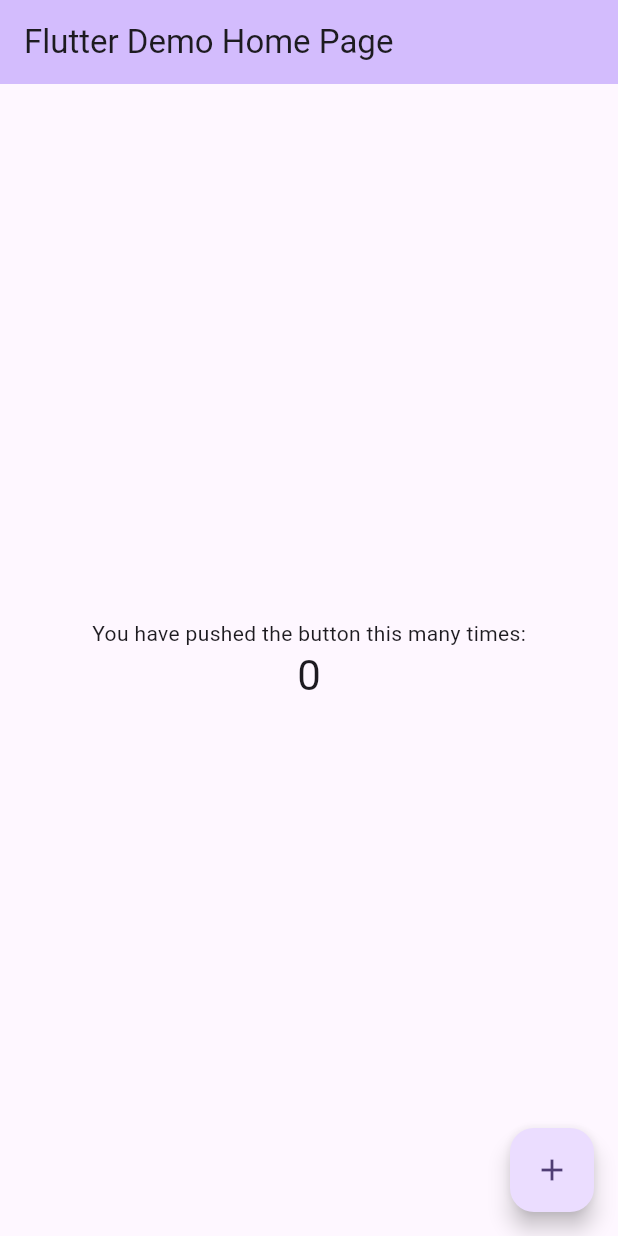
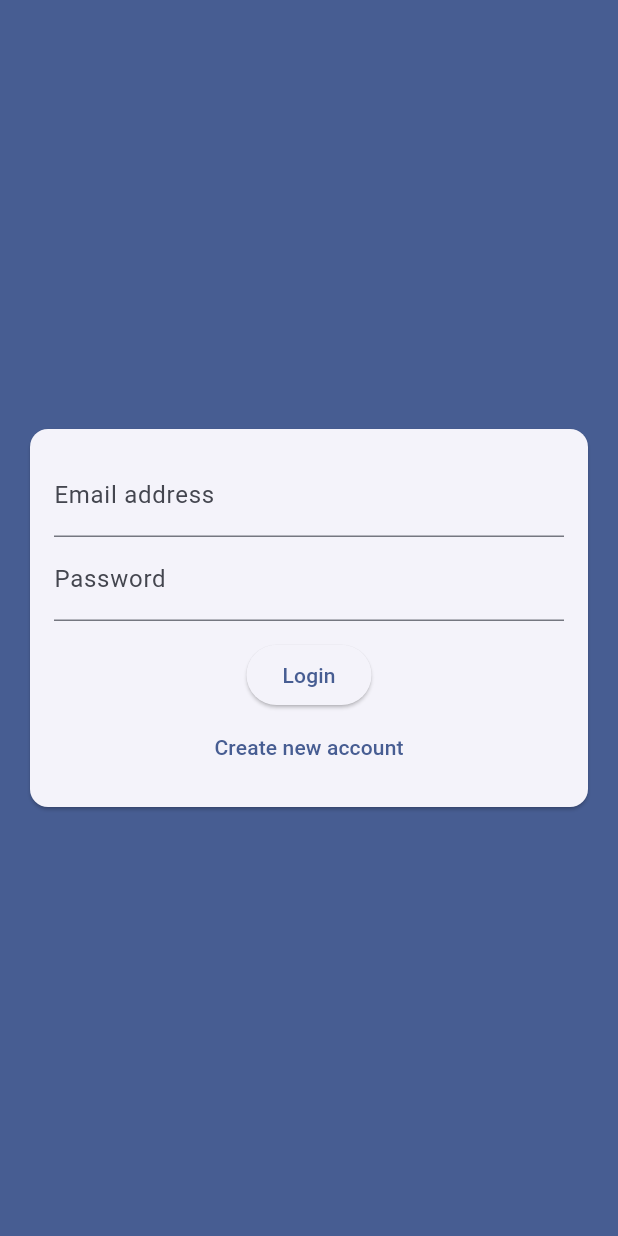
Before and after one commit to ottaviolucrii/chat, a Flutter app: the screen it shows after launch, on a phone screen of 412 x 824 dp. Run offline on Flutter 3.47's test engine with Material 3 defaults, Android fonts, the phone set to English and light mode, and no system bars.

Commit message:
Adicionando Auth_page, loading page e iniciando processo de escolha de imagem

```diff
--- /dev/null
+++ b/lib/components/auth_form.dart
@@ -0,0 +1,137 @@
+import 'dart:io';
+
+import 'package:chat/components/user_image_picker.dart';
+import 'package:chat/models/auth_form_data.dart';
+import 'package:flutter/material.dart';
+
+class AuthForm extends StatefulWidget {
+  final Function(AuthFormData) onSubmit;
+
+  const AuthForm({super.key, required this.onSubmit});
+
+  @override
+  State<AuthForm> createState() => _AuthFormState();
+}
+
+class _AuthFormState extends State<AuthForm> {
+  final _formKey = GlobalKey<FormState>();
+  final _formData = AuthFormData();
+
+  void _handleImagePick(File image) {
+    _formData.image = image;
+  }
+
+  void _showErrorDialog(String message) {
+    showDialog(
+      context: context,
+      builder: (ctx) => AlertDialog(
+        title: const Text('An error occurred!'),
+        content: Text(message),
+        actions: <Widget>[
+          TextButton(
+            onPressed: () {
+              Navigator.of(ctx).pop();
+            },
+            child: const Text('Okay'),
+          )
+        ],
+      ),
+    );
+  }
+
+  void _submit() {
+    final isValid = _formKey.currentState!.validate();
+    if (!isValid) {
+      return;
+    }
+    if (_formData.image == null && _formData.isSignup) {
+      return _showErrorDialog('Please pick an image');
+    }
+
+    widget.onSubmit(_formData);
+    _formKey.currentState!.save();
+
+  }
+
+  @override
+  Widget build(BuildContext context) {
+    return Card(
+      margin: const EdgeInsets.all(20),
+      child: Padding(
+        padding: const EdgeInsets.all(16),
+        child: Form(
+          key: _formKey,
+          child: Column(
+            children: <Widget>[
+              if (_formData.isSignup) UserImagePicker(onImagePick: _handleImagePick,),
+              if (_formData.isSignup)
+                TextFormField(
+                  key: const ValueKey('name'),
+                  keyboardType: TextInputType.name,
+                  initialValue: _formData.name,
+                  onChanged: (name) {
+                    _formData.name = name;
+                  },
+                  decoration: const InputDecoration(labelText: 'Name'),
+                  validator: (_name) {
+                    final name = _name!;
+                    if (name.trim().length < 3) {
+                      return 'Name must be at least 3 characters long';
+                    }
+                    return null;
+                  },
+                ),
+              TextFormField(
+                key: const ValueKey('email'),
+                keyboardType: TextInputType.emailAddress,
+                initialValue: _formData.email,
+                onChanged: (email) {
+                  _formData.name = email;
+                },
+                decoration: const InputDecoration(labelText: 'Email address'),
+                validator: (_email) {
+                  final email = _email!;
+                  if (email.isEmpty || !email.contains('@')) {
+                    return 'Please enter a valid email address';
+                  }
+                  return null;
+                },
+              ),
+              TextFormField(
+                key: const ValueKey('password'),
+                obscureText: true,
+                initialValue: _formData.password,
+                onChanged: (password) {
+                  _formData.name = password;
+                },
+                decoration: const InputDecoration(labelText: 'Password'),
+                validator: (_password) {
+                  final password = _password!;
+                  if (password.isEmpty || password.length < 6) {
+                    return 'Password must be at least 6 characters long';
+                  }
+                  return null;
+                },
+              ),
+              const SizedBox(height: 12),
+              ElevatedButton(
+                onPressed: _submit,
+                child: Text(_formData.isLogin ? 'Login' : 'Signup'),
+              ),
+              TextButton(
+                onPressed: () {
+                  setState(() {
+                    _formData.toggleAuthMode();
+                  });
+                },
+                child: Text(_formData.isLogin
+                    ? 'Create new account'
+                    : 'I already have an account'),
+              ),
+            ],
+          ),
+        ),
+      ),
+    );
+  }
+}
--- a/lib/main.dart
+++ b/lib/main.dart
@@ -1,3 +1,4 @@
+import 'package:chat/pages/auth_page.dart';
 import 'package:flutter/material.dart'; // Add this line to import DefaultFirebaseOptions
 
 
@@ -15,25 +16,11 @@ class MyApp extends StatelessWidget {
     return MaterialApp(
       title: 'Flutter Demo',
       theme: ThemeData(
-        // This is the theme of your application.
-        //
-        // TRY THIS: Try running your application with "flutter run". You'll see
-        // the application has a purple toolbar. Then, without quitting the app,
-        // try changing the seedColor in the colorScheme below to Colors.green
-        // and then invoke "hot reload" (save your changes or press the "hot
-        // reload" button in a Flutter-supported IDE, or press "r" if you used
-        // the command line to start the app).
-        //
-        // Notice that the counter didn't reset back to zero; the application
-        // state is not lost during the reload. To reset the state, use hot
-        // restart instead.
-        //
-        // This works for code too, not just values: Most code changes can be
-        // tested with just a hot reload.
-        colorScheme: ColorScheme.fromSeed(seedColor: Colors.deepPurple),
+        colorScheme: ColorScheme.fromSeed(seedColor: Colors.blue[900]!),
         useMaterial3: true,
       ),
-      home: const MyHomePage(title: 'Flutter Demo Home Page'),
+      home: AuthPage(),
+      debugShowCheckedModeBanner: false,
     );
   }
 }
--- /dev/null
+++ b/lib/models/auth_form_data.dart
@@ -0,0 +1,27 @@
+import 'dart:io';
+
+enum AuthMode { Signup, Login }
+
+class AuthFormData {
+  String name = '';
+  String email = '';
+  String password = '';
+  AuthMode _authMode = AuthMode.Login;
+  File? image;
+
+  bool get isLogin {
+    return _authMode == AuthMode.Login;
+  }
+
+  bool get isSignup {
+    return _authMode == AuthMode.Signup;
+  }
+
+  void toggleAuthMode() {
+    if (_authMode == AuthMode.Login) {
+      _authMode = AuthMode.Signup;
+    } else {
+      _authMode = AuthMode.Login;
+    }
+  }
+}
--- /dev/null
+++ b/lib/pages/auth_page.dart
@@ -0,0 +1,49 @@
+import 'package:chat/components/auth_form.dart';
+import 'package:chat/models/auth_form_data.dart';
+import 'package:flutter/material.dart';
+
+class AuthPage extends StatefulWidget {
+  const AuthPage({super.key});
+
+  @override
+  State<AuthPage> createState() => _AuthPageState();
+}
+
+class _AuthPageState extends State<AuthPage> {
+  bool _isLoading = false;
+
+  void _handleSubmit(AuthFormData formData) {
+    setState(() {
+      _isLoading = true;
+    });
+    print(formData.email);
+    print(formData.password);
+    setState(() {
+      _isLoading = false;
+    });
+  }
+
+  @override
+  Widget build(BuildContext context) {
+    return Scaffold(
+      backgroundColor: Theme.of(context).colorScheme.primary,
+      body: Stack(
+        children: [
+          Center(
+              child: SingleChildScrollView(
+            child: AuthForm(onSubmit: _handleSubmit),
+          )),
+          if (_isLoading)
+            Container(
+              decoration: BoxDecoration(
+                color: Colors.black.withOpacity(0.5),
+              ),
+              child: const Center(
+                child: CircularProgressIndicator(),
+              ),
+            ),
+        ],
+      ),
+    );
+  }
+}
--- a/pubspec.yaml
+++ b/pubspec.yaml
@@ -30,6 +30,7 @@ environment:
 dependencies:
   flutter:
     sdk: flutter
+  image_picker: ^1.1.2
 
   # The following adds the Cupertino Icons font to your application.
   # Use with the CupertinoIcons class for iOS style icons.
```
Also changed, not shown: lib/components/user_image_picker.dart (added, +27 -0 lines), lib/pages/loading_page.dart (+17 -1 lines), pubspec.lock, 9 other files.
